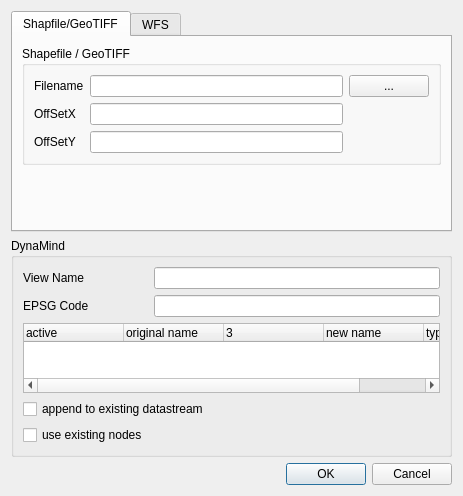
iut-ibk/DynaMind-ToolBox, file src/DynaMind-BasicModules/guiimport.ui: the form before one commit.
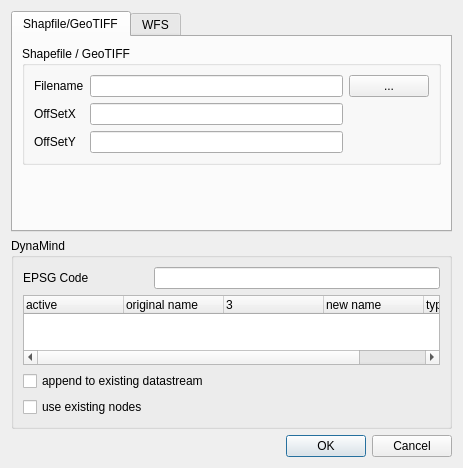
The form after the commit.

The edit to the form file:
```diff
--- a/src/DynaMind-BasicModules/guiimport.ui
+++ b/src/DynaMind-BasicModules/guiimport.ui
@@ -170,7 +170,7 @@
       <string>DynaMind</string>
      </property>
      <layout class="QGridLayout" name="gridLayout_3">
-      <item row="4" column="0">
+      <item row="3" column="0">
        <widget class="QLabel" name="label_7">
         <property name="text">
          <string>EPSG Code</string>
@@ -178,33 +178,23 @@
        </widget>
       </item>
       <item row="3" column="1">
-       <widget class="QLineEdit" name="lineEdit_viewName"/>
-      </item>
-      <item row="4" column="1">
        <widget class="QLineEdit" name="lineEdit_epsgCode"/>
       </item>
-      <item row="6" column="0" colspan="2">
+      <item row="5" column="0" colspan="2">
        <widget class="QCheckBox" name="checkBox_append_existing">
         <property name="text">
          <string>append to existing datastream</string>
         </property>
        </widget>
       </item>
-      <item row="3" column="0">
-       <widget class="QLabel" name="label_3">
-        <property name="text">
-         <string>View Name</string>
-        </property>
-       </widget>
-      </item>
-      <item row="7" column="0">
+      <item row="6" column="0">
        <widget class="QCheckBox" name="checkBox_linkWithExistingView">
         <property name="text">
          <string>use existing nodes</string>
         </property>
        </widget>
       </item>
-      <item row="5" column="0" colspan="2">
+      <item row="4" column="0" colspan="2">
        <widget class="QTreeWidget" name="viewTree">
         <property name="headerHidden">
          <bool>false</bool>
```
